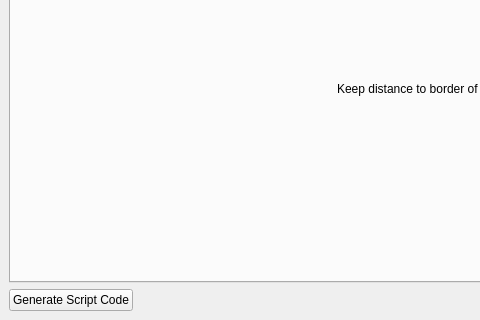
Qt form src/lay/lay/FillDialog.ui (KLayout/klayout) before a commit; both pictures show x 0 to 480 and y 117 to 437 of the 691 by 437 pixel window.
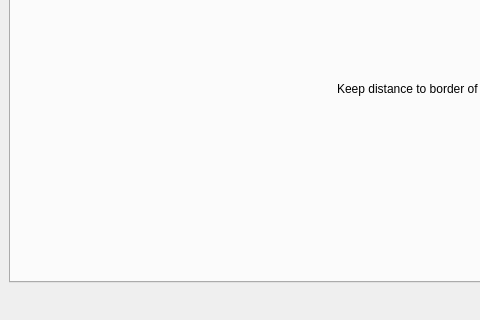
The same form after that commit. Custom widgets are drawn as their Qt base class.

What changed in the file:
```diff
--- a/src/lay/lay/FillDialog.ui
+++ b/src/lay/lay/FillDialog.ui
@@ -36,13 +36,6 @@
      </property>
     </widget>
    </item>
-   <item row="1" column="0">
-    <widget class="QPushButton" name="generate_script_pb">
-     <property name="text">
-      <string>Generate Script Code</string>
-     </property>
-    </widget>
-   </item>
    <item row="0" column="0" colspan="2">
     <widget class="QTabWidget" name="tabWidget">
      <property name="currentIndex">
```
